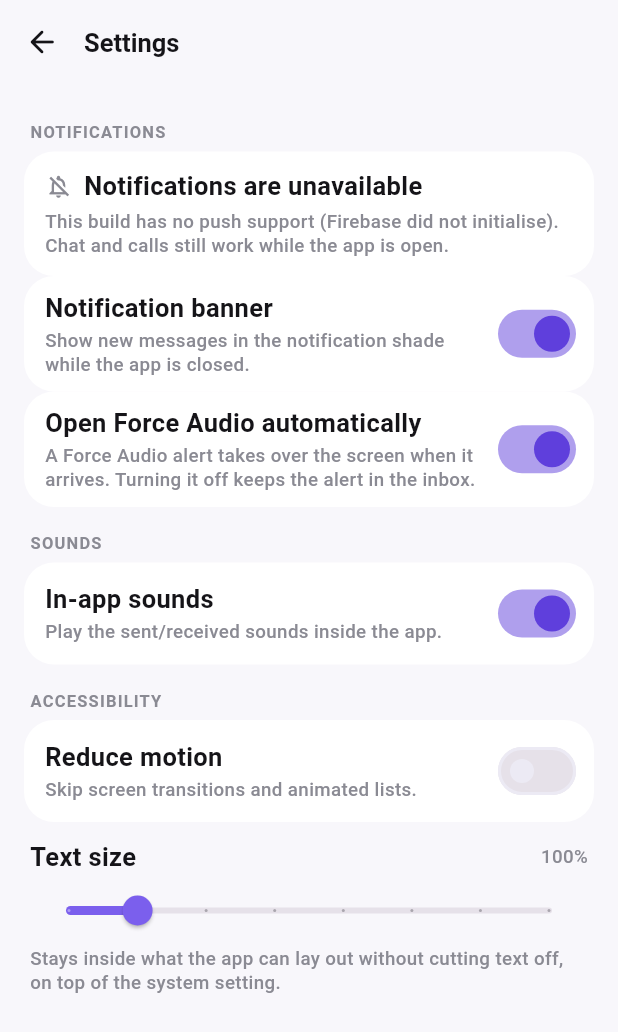
After one commit to Ngrokmal/project-pulse-, a Flutter app: the SettingsScreen screen opened directly, on a phone screen of 412 x 824 dp. The commit adds this screen. Shown: the top 1032 px of the screen. Run offline on Flutter 3.47's test engine with Material 3 defaults, Android fonts, the phone set to English and light mode, and no system bars; our stand-ins replace file_picker, firebase_core, firebase_messaging, flutter_riverpod, go_router, hive_ce and 4 more; missing offline and left inert: record; accounts and stored records are empty.

Commit message:
Phase 9 (plan §8): settings, notification permission states, a11y and lifecycle
- Settings screen (/settings, reachable from Profile): notification banner,
  Force Audio auto-open, in-app sounds, reduce motion, text size slider clamped
  to 0.9–1.6. Persisted with Hive (SettingsStore interface + in-memory fake).
- Notification permission is surfaced through a NotificationSettingsProbe seam:
  granted / not requested / denied / permanently denied / unsupported each read
  differently, only the states that can still change offer a button, and a
  permanent block points at the phone settings instead of pretending.
- Accessibility: settings expose semantics (label + '100 percent' value), text
  scale from settings is applied at the root alongside the system scale, and
  'reduce motion' turns the router's transitions off via a ValueNotifier so the
  router instance stays stable.
- Lifecycle: AppLifecycleNotifier + ResumeRefresher — on resume the conversation
  list and incoming-call check refresh once, throttled to 5 s.

Tests: test/settings_test.dart (9) + test/settings_screen_test.dart (8) —
permission-denied paths, unsupported build, preference writes, semantics value,
lifecycle throttle. flutter test 139 passed, 3 skipped.

```diff
--- /dev/null
+++ b/lib/app/lifecycle.dart
@@ -0,0 +1,54 @@
+import 'package:flutter/widgets.dart';
+import 'package:flutter_riverpod/flutter_riverpod.dart';
+
+/// The app's lifecycle as a Riverpod value, so screens can react to it without
+/// each one registering its own observer.
+class AppLifecycleNotifier extends Notifier<AppLifecycleState> {
+  AppLifecycleNotifier();
+
+  AppLifecycleListener? _listener;
+
+  @override
+  AppLifecycleState build() {
+    try {
+      _listener = AppLifecycleListener(onStateChange: (next) => state = next);
+    } on Object {
+      // No binding (unit tests): stay resumed.
+    }
+    ref.onDispose(() => _listener?.dispose());
+    return AppLifecycleState.resumed;
+  }
+
+  void set(AppLifecycleState state) => this.state = state;
+}
+
+final appLifecycleProvider =
+    NotifierProvider<AppLifecycleNotifier, AppLifecycleState>(
+      AppLifecycleNotifier.new,
+    );
+
+/// Throttles "refresh everything" work so a device that flickers between paused
+/// and resumed does not hammer the network.
+class ResumeRefresher {
+  ResumeRefresher({this.minInterval = const Duration(seconds: 5)});
+
+  final Duration minInterval;
+  DateTime? _last;
+  int runs = 0;
+
+  /// Returns true when the callbacks actually ran.
+  bool maybeRun(DateTime now, List<void Function()> callbacks) {
+    final last = _last;
+    if (last != null && now.difference(last) < minInterval) return false;
+    _last = now;
+    runs++;
+    for (final cb in callbacks) {
+      cb();
+    }
+    return true;
+  }
+}
+
+final resumeRefresherProvider = Provider<ResumeRefresher>(
+  (ref) => ResumeRefresher(),
+);
--- a/lib/app/router/app_router.dart
+++ b/lib/app/router/app_router.dart
@@ -6,6 +6,7 @@ import '../../features/auth/presentation/auth_screen.dart';
 import '../../features/dev/presentation/design_gallery.dart';
 import '../../features/calls/presentation/call_screen.dart';
 import '../../features/chat/presentation/chat_screen.dart';
+import '../../features/settings/presentation/settings_screen.dart';
 import '../../features/chat/presentation/create_group_screen.dart';
 import '../../features/force_audio/presentation/force_audio_screen.dart';
 import '../../features/diagnostics/presentation/connection_screen.dart';
@@ -52,6 +53,11 @@ final routerProvider = Provider<GoRouter>((ref) {
         ),
       ),
       GoRoute(
+        path: '/settings',
+        name: 'settings',
+        pageBuilder: (context, state) => _fade(state, const SettingsScreen()),
+      ),
+      GoRoute(
         path: '/call/:id',
         name: 'call',
         pageBuilder: (context, state) =>
@@ -93,12 +99,20 @@ final routerProvider = Provider<GoRouter>((ref) {
   );
 });
 
+/// Set from Settings ("Reduce motion"). A ValueNotifier keeps the router
+/// instance stable — rebuilding GoRouter would reset the navigation stack.
+final reduceMotionNotifier = ValueNotifier<bool>(false);
+
 CustomTransitionPage<void> _fade(GoRouterState state, Widget child) {
+  final reduceMotion = reduceMotionNotifier.value;
   return CustomTransitionPage<void>(
     key: state.pageKey,
     child: child,
-    transitionDuration: const Duration(milliseconds: 260),
+    transitionDuration: reduceMotion
+        ? Duration.zero
+        : const Duration(milliseconds: 260),
     transitionsBuilder: (context, animation, secondary, child) {
+      if (reduceMotion) return child;
       final curved = CurvedAnimation(
         parent: animation,
         curve: const Cubic(0.22, 1, 0.36, 1),
--- a/lib/features/profile/presentation/profile_screen.dart
+++ b/lib/features/profile/presentation/profile_screen.dart
@@ -85,6 +85,14 @@ class _ProfileBody extends ConsumerWidget {
           children: [
             Text('Profile', style: AppTypography.headlineMedium),
             const Spacer(),
+            IconButton(
+              tooltip: 'Settings',
+              onPressed: () => context.push('/settings'),
+              icon: const Icon(
+                Icons.settings_outlined,
+                color: AppColors.textMuted,
+              ),
+            ),
             IconButton(
               tooltip: 'Edit profile',
               onPressed: () => context.push('/profile/edit'),
--- /dev/null
+++ b/lib/features/settings/domain/app_settings.dart
@@ -0,0 +1,160 @@
+import 'package:flutter_riverpod/flutter_riverpod.dart';
+import 'package:hive_ce/hive.dart';
+
+/// Phase 9: the user's own preferences. Stored on the device only — nothing
+/// here is a security decision, but it does decide what the app *shows*.
+class AppSettings {
+  const AppSettings({
+    this.notificationsEnabled = true,
+    this.soundsEnabled = true,
+    this.forceAudioAutoOpen = true,
+    this.reduceMotion = false,
+    this.textScale = 1.0,
+  });
+
+  final bool notificationsEnabled;
+  final bool soundsEnabled;
+
+  /// Whether a Force Audio alert takes over the screen the moment it lands.
+  final bool forceAudioAutoOpen;
+  final bool reduceMotion;
+
+  /// Never outside what the app can lay out safely (0.9 – 1.6, §15).
+  final double textScale;
+
+  static const minTextScale = 0.9;
+  static const maxTextScale = 1.6;
+
+  AppSettings copyWith({
+    bool? notificationsEnabled,
+    bool? soundsEnabled,
+    bool? forceAudioAutoOpen,
+    bool? reduceMotion,
+    double? textScale,
+  }) => AppSettings(
+    notificationsEnabled: notificationsEnabled ?? this.notificationsEnabled,
+    soundsEnabled: soundsEnabled ?? this.soundsEnabled,
+    forceAudioAutoOpen: forceAudioAutoOpen ?? this.forceAudioAutoOpen,
+    reduceMotion: reduceMotion ?? this.reduceMotion,
+    textScale: (textScale ?? this.textScale).clamp(minTextScale, maxTextScale),
+  );
+
+  Map<String, dynamic> toMap() => {
+    'notificationsEnabled': notificationsEnabled,
+    'soundsEnabled': soundsEnabled,
+    'forceAudioAutoOpen': forceAudioAutoOpen,
+    'reduceMotion': reduceMotion,
+    'textScale': textScale,
+  };
+
+  static AppSettings fromMap(Map<dynamic, dynamic> map) {
+    final raw = map['textScale'];
+    var scale = raw is num ? raw.toDouble() : 1.0;
+    if (scale.isNaN || scale.isInfinite) scale = 1.0;
+    return AppSettings(
+      notificationsEnabled: (map['notificationsEnabled'] as bool?) ?? true,
+      soundsEnabled: (map['soundsEnabled'] as bool?) ?? true,
+      forceAudioAutoOpen: (map['forceAudioAutoOpen'] as bool?) ?? true,
+      reduceMotion: (map['reduceMotion'] as bool?) ?? false,
+      textScale: scale.clamp(minTextScale, maxTextScale),
+    );
+  }
+
+  @override
+  bool operator ==(Object other) =>
+      other is AppSettings &&
+      other.notificationsEnabled == notificationsEnabled &&
+      other.soundsEnabled == soundsEnabled &&
+      other.forceAudioAutoOpen == forceAudioAutoOpen &&
+      other.reduceMotion == reduceMotion &&
+      other.textScale == textScale;
+
+  @override
+  int get hashCode => Object.hash(
+    notificationsEnabled,
+    soundsEnabled,
+    forceAudioAutoOpen,
+    reduceMotion,
+    textScale,
+  );
+}
+
+/// Where the settings live. Abstract so tests never touch Hive.
+abstract class SettingsStore {
+  Future<AppSettings> read();
+  Future<void> write(AppSettings settings);
+}
+
+class HiveSettingsStore implements SettingsStore {
+  HiveSettingsStore({this.boxName = 'app_settings'});
+
+  final String boxName;
+  Future<Box<dynamic>>? _box;
+
+  Future<Box<dynamic>> _open() =>
+      _box ??= Hive.openBox<dynamic>(boxName, bytes: null);
+
+  @override
+  Future<AppSettings> read() async {
+    final box = await _open();
+    return AppSettings.fromMap(box.toMap());
+  }
+
+  @override
+  Future<void> write(AppSettings settings) async {
+    final box = await _open();
+    await box.putAll(settings.toMap());
+  }
+}
+
+class InMemorySettingsStore implements SettingsStore {
+  InMemorySettingsStore([this._settings = const AppSettings()]);
+
+  AppSettings _settings;
+  int writes = 0;
+
+  @override
+  Future<AppSettings> read() async => _settings;
+
+  @override
+  Future<void> write(AppSettings settings) async {
+    writes++;
+    _settings = settings;
+  }
+}
+
+final settingsStoreProvider = Provider<SettingsStore>((ref) {
+  return HiveSettingsStore();
+});
+
+/// Settings are read once and then kept in memory; a write updates both.
+class SettingsController extends AsyncNotifier<AppSettings> {
+  @override
+  Future<AppSettings> build() => ref.watch(settingsStoreProvider).read();
+
+  Future<void> _update(AppSettings next) async {
+    state = AsyncData(next);
+    await ref.read(settingsStoreProvider).write(next);
+  }
+
+  Future<void> setNotifications(bool on) async => _update(
+    (state.value ?? const AppSettings()).copyWith(notificationsEnabled: on),
+  );
+
+  Future<void> setSounds(bool on) async =>
+      _update((state.value ?? const AppSettings()).copyWith(soundsEnabled: on));
+
+  Future<void> setForceAudioAutoOpen(bool on) async => _update(
+    (state.value ?? const AppSettings()).copyWith(forceAudioAutoOpen: on),
+  );
+
+  Future<void> setReduceMotion(bool on) async =>
+      _update((state.value ?? const AppSettings()).copyWith(reduceMotion: on));
+
+  Future<void> setTextScale(double scale) async =>
+      _update((state.value ?? const AppSettings()).copyWith(textScale: scale));
+}
+
+final settingsProvider = AsyncNotifierProvider<SettingsController, AppSettings>(
+  SettingsController.new,
+);
--- /dev/null
+++ b/lib/features/settings/presentation/settings_screen.dart
@@ -0,0 +1,320 @@
+import 'package:flutter_riverpod/flutter_riverpod.dart';
+import 'package:go_router/go_router.dart';
+import 'package:material_ui/material_ui.dart';
+
+import '../../../core/error/app_failure.dart';
+import '../../../core/theme/app_colors.dart';
+import '../../../core/theme/app_spacing.dart';
+import '../../../core/theme/app_typography.dart';
+import '../../../core/widgets/state_views.dart';
+import '../../notifications/domain/push_token.dart';
+import '../domain/app_settings.dart';
+import '../domain/notification_settings_probe.dart';
+
+/// Settings (§8 phase 9): notifications, sounds, motion, text size — each one
+/// shows the *real* OS state, and every denied path says what can be done next.
+class SettingsScreen extends ConsumerWidget {
+  const SettingsScreen({super.key});
+
+  @override
+  Widget build(BuildContext context, WidgetRef ref) {
+    final settings = ref.watch(settingsProvider);
+    return Scaffold(
+      backgroundColor: AppColors.bg,
+      appBar: AppBar(
+        titleSpacing: 0,
+        leading: IconButton(
+          icon: const Icon(Icons.arrow_back_rounded),
+          tooltip: 'Back',
+          onPressed: () =>
+              context.canPop() ? context.pop() : context.go('/app'),
+        ),
+        title: Text('Settings', style: AppTypography.titleMedium),
+      ),
+      body: SafeArea(
+        child: settings.when(
+          loading: () => const PulseLoading(message: 'Loading settings'),
+          error: (error, _) => PulseErrorState(
+            failure: error is AppFailure ? error : const ServerFailure(),
+            onRetry: () => ref.invalidate(settingsProvider),
+          ),
+          data: (value) => ListView(
+            padding: const EdgeInsets.fromLTRB(16, 8, 16, 24),
+            children: [
+              const _SectionHeader('Notifications'),
+              const _PermissionTile(),
+              _SwitchTile(
+                key: const Key('settings-notifications'),
+                title: 'Notification banner',
+                subtitle:
+                    'Show new messages in the notification shade while the app '
+                    'is closed.',
+                value: value.notificationsEnabled,
+                onChanged: (on) =>
+                    ref.read(settingsProvider.notifier).setNotifications(on),
+              ),
+              _SwitchTile(
+                key: const Key('settings-force-audio-auto'),
+                title: 'Open Force Audio automatically',
+                subtitle:
+                    'A Force Audio alert takes over the screen when it arrives. '
+                    'Turning it off keeps the alert in the inbox.',
+                value: value.forceAudioAutoOpen,
+                onChanged: (on) => ref
+                    .read(settingsProvider.notifier)
+                    .setForceAudioAutoOpen(on),
+              ),
+              const _SectionHeader('Sounds'),
+              _SwitchTile(
+                key: const Key('settings-sounds'),
+                title: 'In-app sounds',
+                subtitle: 'Play the sent/received sounds inside the app.',
+                value: value.soundsEnabled,
+                onChanged: (on) =>
+                    ref.read(settingsProvider.notifier).setSounds(on),
+              ),
+              const _SectionHeader('Accessibility'),
+              _SwitchTile(
+                key: const Key('settings-reduce-motion'),
+                title: 'Reduce motion',
+                subtitle: 'Skip screen transitions and animated lists.',
+                value: value.reduceMotion,
+                onChanged: (on) =>
+                    ref.read(settingsProvider.notifier).setReduceMotion(on),
+              ),
+              Padding(
+                padding: const EdgeInsets.fromLTRB(4, 12, 4, 0),
+                child: Semantics(
+                  label: 'Text size',
+                  value: '${(value.textScale * 100).round()} percent',
+                  child: Column(
+                    crossAxisAlignment: CrossAxisAlignment.start,
+                    children: [
+                      Row(
+                        children: [
+                          Text('Text size', style: AppTypography.titleMedium),
+                          const Spacer(),
+                          Text(
+                            '${(value.textScale * 100).round()}%',
+                            style: AppTypography.caption,
+                          ),
+                        ],
+                      ),
+                      Slider(
+                        value: value.textScale,
+                        min: AppSettings.minTextScale,
+                        max: AppSettings.maxTextScale,
+                        divisions: 7,
+                        label: '${(value.textScale * 100).round()}%',
+                        onChanged: (v) =>
+                            ref.read(settingsProvider.notifier).setTextScale(v),
+                      ),
+                      Text(
+                        'Stays inside what the app can lay out without cutting '
+                        'text off, on top of the system setting.',
+                        style: AppTypography.caption,
+                      ),
+                    ],
+                  ),
+                ),
+              ),
+            ],
+          ),
+        ),
+      ),
+    );
+  }
+}
+
+class _SectionHeader extends StatelessWidget {
+  const _SectionHeader(this.label);
+
+  final String label;
+
+  @override
+  Widget build(BuildContext context) {
+    return Padding(
+      padding: const EdgeInsets.fromLTRB(4, 18, 4, 6),
+      child: Text(
+        label.toUpperCase(),
+        style: AppTypography.micro.copyWith(
+          color: AppColors.textMuted,
+          fontWeight: FontWeight.w700,
+          letterSpacing: 0.8,
+        ),
+      ),
+    );
+  }
+}
+
+class _SwitchTile extends StatelessWidget {
+  const _SwitchTile({
+    super.key,
+    required this.title,
+    required this.subtitle,
+    required this.value,
+    required this.onChanged,
+  });
+
+  final String title;
+  final String subtitle;
+  final bool value;
+  final ValueChanged<bool> onChanged;
+
+  @override
+  Widget build(BuildContext context) {
+    return Material(
+      color: AppColors.card,
+      borderRadius: AppRadius.cardRadius,
+      child: Padding(
+        padding: const EdgeInsets.fromLTRB(14, 10, 8, 10),
+        child: Row(
+          children: [
+            Expanded(
+              child: Column(
+                crossAxisAlignment: CrossAxisAlignment.start,
+                children: [
+                  Text(title, style: AppTypography.titleMedium),
+                  const SizedBox(height: 2),
+                  Text(subtitle, style: AppTypography.caption),
+                ],
+              ),
+            ),
+            Switch(
+              value: value,
+              activeThumbColor: AppColors.brand600,
+              onChanged: onChanged,
+            ),
+          ],
+        ),
+      ),
+    );
+  }
+}
+
+/// Reads the OS permission and offers exactly the action that can still work.
+class _PermissionTile extends ConsumerStatefulWidget {
+  const _PermissionTile();
+
+  @override
+  ConsumerState<_PermissionTile> createState() => _PermissionTileState();
+}
+
+class _PermissionTileState extends ConsumerState<_PermissionTile> {
+  late Future<PushPermission> _permission;
+
+  @override
+  void initState() {
+    super.initState();
+    _permission = ref.read(notificationProbeProvider).read();
+  }
+
+  Future<void> _request() async {
+    final probe = ref.read(notificationProbeProvider);
+    final messenger = ScaffoldMessenger.of(context);
+    final result = await probe.request();
+    if (!mounted) return;
+    final next = Future<PushPermission>.value(result);
+    setState(() {
+      _permission = next;
+    });
+    if (!result.canDeliver) {
+      messenger.showSnackBar(
+        SnackBar(
+          content: Text(
+            result == PushPermission.permanentlyDenied
+                ? 'Blocked by the system. Turn notifications back on in the '
+                      'phone settings for Pulse.'
+                : 'Notifications stay off. You can turn them on here any time.',
+          ),
+        ),
+      );
+    }
+  }
+
+  @override
+  Widget build(BuildContext context) {
+    return FutureBuilder<PushPermission>(
+      future: _permission,
+      builder: (context, snapshot) {
+        final permission = snapshot.data;
+        final String title;
+        final String subtitle;
+        String? action;
+        VoidCallback? onAction;
+
+        switch (permission) {
+          case PushPermission.granted:
+            title = 'Notifications are on';
+            subtitle = 'Message alerts and Force Audio will reach this phone.';
+          case PushPermission.notRequested:
+            title = 'Notifications are off';
+            subtitle =
+                'Allow them to hear about messages while the app is closed.';
+            action = 'Turn on';
+            onAction = _request;
+          case PushPermission.denied:
+            title = 'Notifications are off';
+            subtitle =
+                'You declined the prompt. You can ask again, or leave it off.';
+            action = 'Ask again';
+            onAction = _request;
+          case PushPermission.permanentlyDenied:
+            title = 'Notifications are blocked';
+            subtitle =
+                'The system will not ask again. Open your phone settings for '
+                'Pulse and allow notifications.';
+            action = 'Open system settings';
+            onAction = null; // nothing in-app can undo this
+          case PushPermission.unsupported:
+            title = 'Notifications are unavailable';
+            subtitle =
+                'This build has no push support (Firebase did not initialise). '
+                'Chat and calls still work while the app is open.';
+          case null:
+            title = 'Checking your permission…';
+            subtitle = 'One moment.';
+        }
+
+        return Material(
+          color: AppColors.card,
+          borderRadius: AppRadius.cardRadius,
+          child: Padding(
+            padding: const EdgeInsets.fromLTRB(14, 12, 14, 12),
+            child: Column(
+              crossAxisAlignment: CrossAxisAlignment.start,
+              children: [
+                Row(
+                  children: [
+                    Icon(
+                      permission?.canDeliver == true
+                          ? Icons.notifications_active_outlined
+                          : Icons.notifications_off_outlined,
+                      size: 18,
+                      color: permission?.canDeliver == true
+                          ? AppColors.brand600
+                          : AppColors.textMuted,
+                    ),
+                    const SizedBox(width: 8),
+                    Expanded(
+                      child: Text(title, style: AppTypography.titleMedium),
+                    ),
+                  ],
+                ),
+                const SizedBox(height: 4),
+                Text(subtitle, style: AppTypography.caption),
+                if (action != null) ...[
+                  const SizedBox(height: 8),
+                  Align(
+                    alignment: Alignment.centerLeft,
+                    child: TextButton(onPressed: onAction, child: Text(action)),
+                  ),
+                ],
+              ],
+            ),
+          ),
+        );
+      },
+    );
+  }
+}
```
Also changed, not shown: lib/app/app.dart (+24 -2 lines), lib/features/settings/domain/notification_settings_probe.dart (added, +41 -0 lines), 2 other files.
